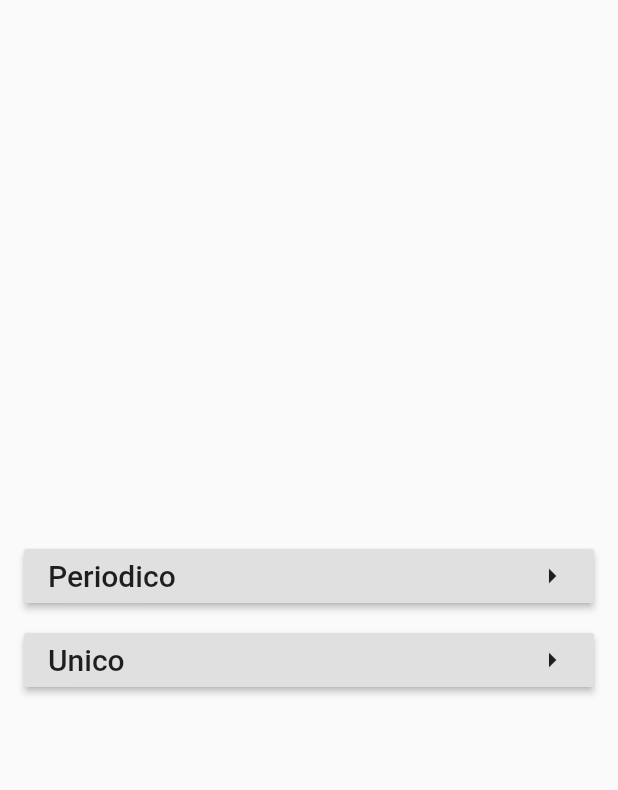
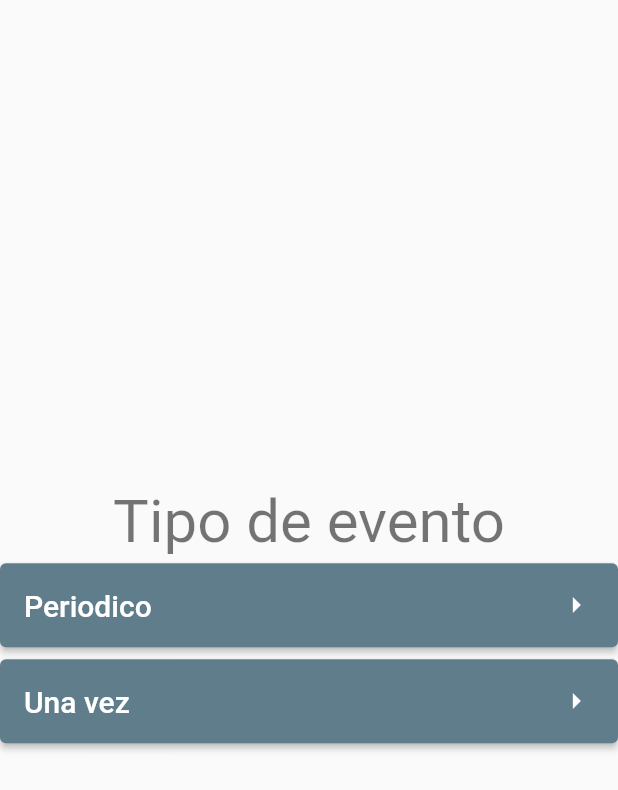
Before and after one commit to LucasNahuelGarcia/scheduler, a Flutter app: the screen it shows after launch, after a tap on the "add" icon, on a phone screen of 412 x 824 dp. Shown: the top 790 px of the screen. Run offline on Flutter 3.47's test engine with Material 2 defaults, Android fonts, the phone set to English and light mode, and no system bars.

Commit message:
StorageManager ahora maneja el almacenamiento de los eventos

```diff
--- a/lib/componentesVista/BotonFlecha.dart
+++ b/lib/componentesVista/BotonFlecha.dart
@@ -7,13 +7,18 @@ class BotonFlecha extends StatelessWidget {
   BotonFlecha({this.onPressed, this.child});
   @override
   Widget build(BuildContext context) {
-    return RaisedButton(
+    return ElevatedButton(
       onPressed: onPressed,
+      style: ButtonStyle(
+        visualDensity: VisualDensity(vertical: VisualDensity.maximumDensity),
+      ),
       child: Row(
         mainAxisAlignment: MainAxisAlignment.spaceBetween,
         children: [
           child,
-          Icon(Icons.arrow_right),
+          Icon(
+            Icons.arrow_right,
+          ),
         ],
       ),
     );
--- a/lib/main.dart
+++ b/lib/main.dart
@@ -1,4 +1,5 @@
 import 'package:flutter/material.dart';
+import 'package:scheduler/vistas/CrearEventoUnaVez.dart';
 import 'package:scheduler/vistas/ListaEventos.dart';
 import 'package:scheduler/vistas/CrearEvento.dart';
 
@@ -6,15 +7,22 @@ void main() {
   runApp(MyApp());
 }
 
+ThemeData _themeData = ThemeData();
+
 class MyApp extends StatelessWidget {
   @override
   Widget build(BuildContext context) {
     return MaterialApp(
+      theme: ThemeData(
+        brightness: Brightness.light,
+        primarySwatch: Colors.blueGrey,
+      ),
       title: 'Scheduler',
       home: ListaEventos(),
       routes: <String, WidgetBuilder>{
         "ListaEventos": (BuildContext context) => ListaEventos(),
         "CrearEvento": (BuildContext context) => CrearEvento(),
+        "CrearEventoUnaVez": (BuildContext context) => CrearEventoUnaVez(),
       },
     );
   }
--- a/lib/storage/storage.dart
+++ b/lib/storage/storage.dart
@@ -1,9 +1,27 @@
+import 'package:flutter/material.dart';
+
 import 'Evento.dart';
 
-final List<Evento> _eventos = new List();
+class StorageManager extends ChangeNotifier {
+  static StorageManager _instancia;
 
-List<Evento> get eventos => _eventos;
+  StorageManager._() {
+    if (_instancia == null)
+      _instancia = this;
+    else
+      this.dispose();
+  }
 
-void addEvento(Evento evento) {
-  _eventos.add(evento);
+  static StorageManager get instancia {
+    if (_instancia == null) _instancia = new StorageManager._();
+
+    return _instancia;
+  }
+
+  final List<Evento> _eventos = new List();
+  List<Evento> get eventos => _eventos;
+
+  void addEvento(Evento evento) {
+    _eventos.add(evento);
+  }
 }
--- a/lib/vistas/CrearEvento.dart
+++ b/lib/vistas/CrearEvento.dart
@@ -1,77 +1,35 @@
 import 'package:flutter/material.dart';
 import 'package:scheduler/componentesVista/BotonFlecha.dart';
-import 'package:scheduler/storage/Evento.dart';
 
 class CrearEvento extends StatelessWidget {
-  final Evento _evento = new Evento();
-  TipoDeEvento _tipoDeEvento = TipoDeEvento.Periodico;
-
   @override
   Widget build(BuildContext context) {
     return Scaffold(
-      body: PageView(
-        scrollDirection: Axis.horizontal,
-        physics: NeverScrollableScrollPhysics(),
+      body: Column(
+        mainAxisAlignment: MainAxisAlignment.center,
         children: [
-          Form(
-            child: Column(
-              mainAxisAlignment: MainAxisAlignment.center,
-              crossAxisAlignment: CrossAxisAlignment.stretch,
-              children: [
-                ListTile(
-                  leading: BotonFlecha(
+          Text(
+            "Tipo de evento",
+            style: TextStyle(fontSize: 40, color: Colors.black54),
+          ),
+          BotonFlecha(
             child: Text(
               "Periodico",
               style: TextStyle(fontSize: 20),
             ),
-                    onPressed: () => {},
+            onPressed: () =>
+                Navigator.of(context).pushNamed("CrearEventoPeriodico"),
           ),
-                ),
-                ListTile(
-                  leading: BotonFlecha(
+          BotonFlecha(
             child: Text(
-                      "Unico",
+              "Una vez",
               style: TextStyle(fontSize: 20),
             ),
-                    onPressed: () => {},
-                  ),
-                ),
-              ],
-            ),
+            onPressed: () =>
+                Navigator.of(context).pushNamed("CrearEventoUnaVez"),
           ),
         ],
       ),
     );
   }
 }
-
-class SelectorTipoEvnto extends StatefulWidget {
-  @override
-  State<StatefulWidget> createState() {
-    return StateSelectorTipoEvento();
-  }
-}
-
-class StateSelectorTipoEvento extends State<SelectorTipoEvnto> {
-  @override
-  Widget build(BuildContext context) {
-    return Column(
-      children: [
-        //TileTipoEvento(value: TipoDeEvento.Periodico, groupValue: ,)
-      ],
-    );
-  }
-}
-
-class TileTipoEvento extends ListTile {
-  final TipoDeEvento value;
-  final TipoDeEvento groupValue;
-  final Function(void) onChanged;
-  TileTipoEvento({this.onChanged, this.value, this.groupValue});
-  @override
-  Widget get leading => Radio<TipoDeEvento>(
-        value: value,
-        groupValue: groupValue,
-        onChanged: onChanged,
-      );
-}
--- a/lib/vistas/ListaEventos.dart
+++ b/lib/vistas/ListaEventos.dart
@@ -1,9 +1,10 @@
 import 'package:flutter/material.dart';
 import 'package:scheduler/componentesVista/CardEvento.dart';
 import 'package:scheduler/storage/Evento.dart';
-import 'package:scheduler/storage/storage.dart' as storage;
+import 'package:scheduler/storage/storage.dart';
 
 class ListaEventos extends StatelessWidget {
+  Key _proximosEventosKey = new GlobalKey();
   @override
   Widget build(BuildContext context) {
     return Scaffold(
@@ -18,17 +19,31 @@ class ListaEventos extends StatelessWidget {
           SliverAppBar(
             title: Text("Proximos Eventos"),
           ),
-          SliverList(
-            delegate: SliverChildBuilderDelegate(
-              (context, index) {
-                Evento _evento = storage.eventos.elementAt(index);
-                return CardEvento(_evento);
-              },
-              childCount: storage.eventos.length,
-            ),
-          )
+          ProximosEventos(),
         ],
       ),
     );
   }
 }
+
+class ProximosEventos extends StatefulWidget {
+  @override
+  State<StatefulWidget> createState() {
+    return _StateProximosEventos();
+  }
+}
+
+class _StateProximosEventos extends State<ProximosEventos> {
+  @override
+  Widget build(BuildContext context) {
+    return SliverList(
+      delegate: SliverChildBuilderDelegate(
+        (context, index) {
+          Evento _evento = StorageManager.instancia.eventos.elementAt(index);
+          return CardEvento(_evento);
+        },
+        childCount: StorageManager.instancia.eventos.length,
+      ),
+    );
+  }
+}
```
Also changed, not shown: lib/vistas/CrearEventoUnaVez.dart (added, +41 -0 lines). Lines whose indentation alone changed are shown as unchanged.
